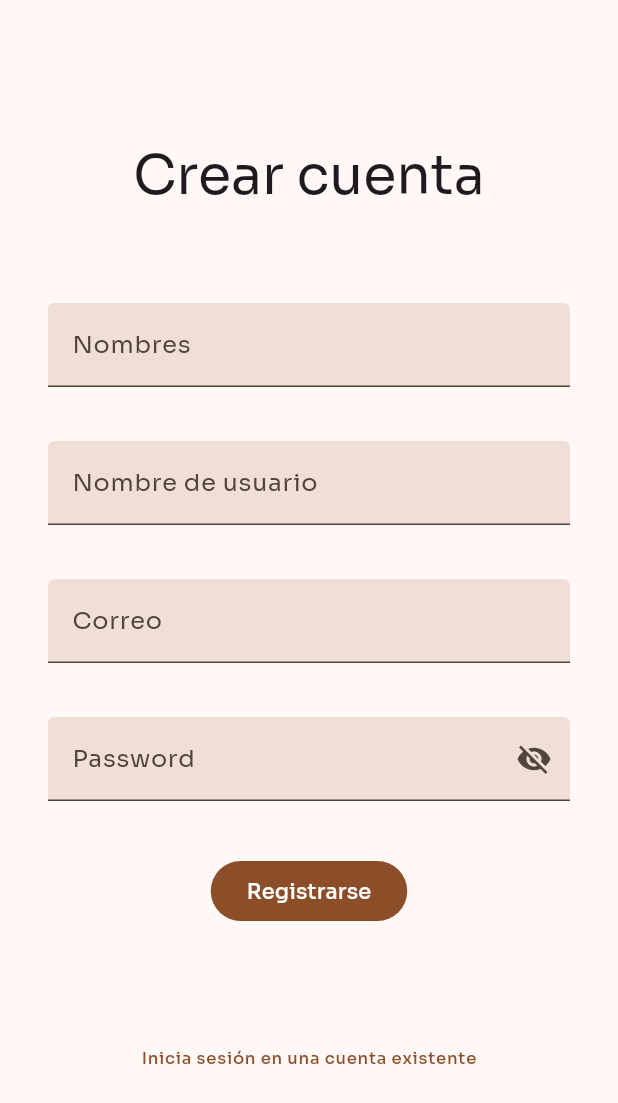
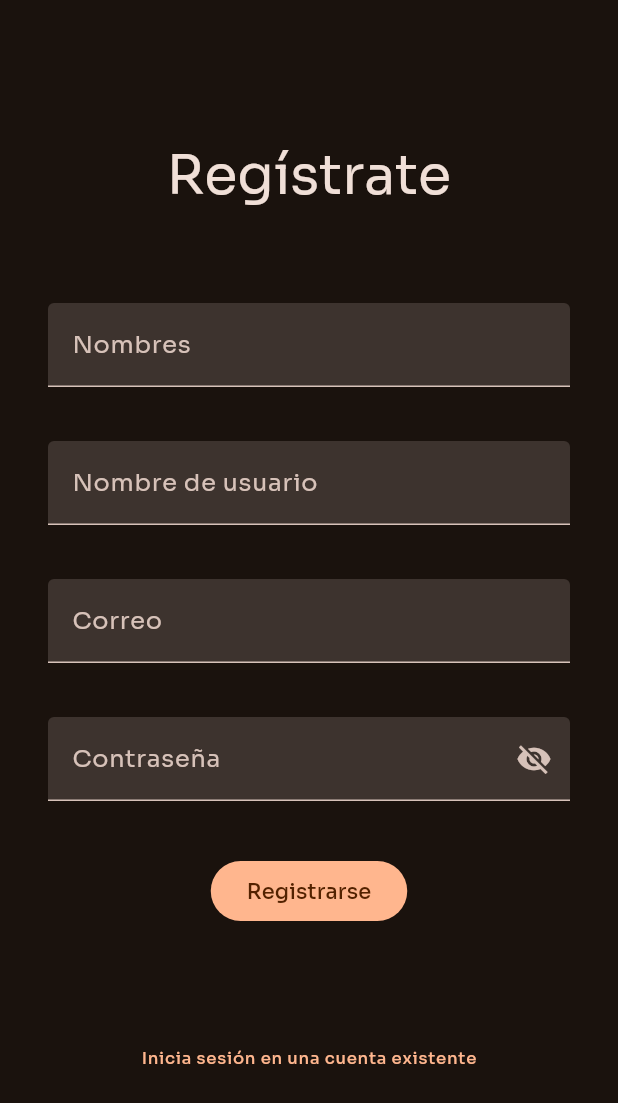
Before and after one commit to DevInvent-Grupo-1-App-Web/Collectioneer, a Flutter app: the screen it shows after launch, after a tap on "Crea una nueva cuenta.", on a phone screen of 412 x 824 dp. Shown: the top 1103 px of the screen. Run offline on Flutter 3.47's test engine with Material 3 defaults, Android fonts, the phone set to English and light mode, and no system bars; our stand-ins replace google_fonts, image_picker; network calls fail.

Commit message:
fix: various display and language fixes

```diff
--- a/lib/main.dart
+++ b/lib/main.dart
@@ -14,7 +14,8 @@ class MainApp extends StatelessWidget {
   Widget build(BuildContext context) {
     final ColorScheme colorScheme = ColorScheme.fromSeed(
       seedColor: const Color(0xFF8C4E28),
-      brightness: MediaQuery.of(context).platformBrightness,
+      //brightness: MediaQuery.of(context).platformBrightness,
+      brightness: Brightness.dark,
     );
 
     return MaterialApp(
--- a/lib/services/account_service.dart
+++ b/lib/services/account_service.dart
@@ -64,7 +64,7 @@ class AccountService extends BaseService {
     final token = body['token'];
 
     UserPreferences().setUserToken(token);
-    UserPreferences().setUserId(body['userId']);
+    UserPreferences().setUserId(body['user']['id']);
   }
 
   Future<void> forgotPassword(String email) async {
--- a/lib/ui/screens/common/community_feed_list.dart
+++ b/lib/ui/screens/common/community_feed_list.dart
@@ -15,10 +15,13 @@ class _CommunityFeedListState extends State<CommunityFeedList> {
   @override
   Widget build(BuildContext context) {
     return widget.feedItems.isEmpty
-        ? const Center(
+        ? Center(
             child: Text(
               "Categoría vacía\nPrueba añadir algo para verlo aquí",
               textAlign: TextAlign.center,
+              style: Theme.of(context).textTheme.bodyLarge!.copyWith(
+                    color: Theme.of(context).colorScheme.onSurface,
+              ),
             ),
           )
         : ListView.separated(
--- a/lib/ui/screens/communities_list_screen.dart
+++ b/lib/ui/screens/communities_list_screen.dart
@@ -103,6 +103,9 @@ Widget build(BuildContext context) {
       Padding(
         padding: const EdgeInsets.all(20.0),
         child: TextField(
+          style: Theme.of(context).textTheme.bodyLarge!.copyWith(
+            color: Theme.of(context).colorScheme.onSurface,
+          ),
           controller: _searchController,
           decoration: const InputDecoration(
             labelText: 'Search',
@@ -129,9 +132,11 @@ Widget build(BuildContext context) {
                             onPressed: _isUserInCommunity(_filteredCommunities[index].id.toString())
                                 ? () {
                                   UserPreferences().setLatestActiveCommunity(_filteredCommunities[index].id);
+                                  Navigator.pushNamed(context, '/home');
                                 }
                                 : () {
                                     _joinCommunity(_filteredCommunities[index].id.toString());
+                                    Navigator.pushNamed(context, '/home');
                                   },
                             child: const Text('Join'),
                           ),
--- a/lib/ui/screens/startup/login_screen.dart
+++ b/lib/ui/screens/startup/login_screen.dart
@@ -44,17 +44,25 @@ class _LoginScreenState extends State<LoginScreen> {
           children: [
             Text(
               'Iniciar sesión',
-              style: Theme.of(context).textTheme.displaySmall,
+              style: Theme.of(context).textTheme.displaySmall!.copyWith(
+                    color: Theme.of(context).colorScheme.onSurface,
+              ),
             ),
             Column(
               children: [
                 TextFormField(
+                  style: Theme.of(context).textTheme.bodyLarge!.copyWith(
+                    color: Theme.of(context).colorScheme.onSurface,
+                  ),
                   controller: _usernameController,
                   decoration: const InputDecoration(
                       labelText: 'Nombre de usuario', filled: true),
                 ),
                 const SizedBox(height: 36.0),
                 TextFormField(
+                  style: Theme.of(context).textTheme.bodyLarge!.copyWith(
+                    color: Theme.of(context).colorScheme.onSurface,
+                  ),
                   controller: _passwordController,
                   obscureText: !isPasswordVisible, // Use isPasswordVisible here
                   decoration: InputDecoration(
--- a/lib/ui/screens/startup/register_screen.dart
+++ b/lib/ui/screens/startup/register_screen.dart
@@ -48,34 +48,48 @@ class _RegisterScreenState extends State<RegisterScreen> {
           mainAxisAlignment: MainAxisAlignment.spaceEvenly,
           children: [
             Text(
-              'Crear cuenta',
-              style: Theme.of(context).textTheme.displaySmall,
+              'Regístrate',
+              style: Theme.of(context).textTheme.displaySmall!.copyWith(
+                    color: Theme.of(context).colorScheme.onSurface,
+                  ),
             ),
             Column(
               children: [
                 TextFormField(
+                  style: Theme.of(context).textTheme.bodyLarge!.copyWith(
+                    color: Theme.of(context).colorScheme.onSurface,
+                  ),
                   controller: _nameController,
                   decoration:
                       const InputDecoration(labelText: 'Nombres', filled: true),
                 ),
                 const SizedBox(height: 36.0),
                 TextFormField(
+                  style: Theme.of(context).textTheme.bodyLarge!.copyWith(
+                    color: Theme.of(context).colorScheme.onSurface,
+                  ),
                   controller: _usernameController,
                   decoration: const InputDecoration(
                       labelText: 'Nombre de usuario', filled: true),
                 ),
                 const SizedBox(height: 36.0),
                 TextFormField(
+                  style: Theme.of(context).textTheme.bodyLarge!.copyWith(
+                    color: Theme.of(context).colorScheme.onSurface,
+                  ),
                   controller: _emailController,
                   decoration:
                       const InputDecoration(labelText: 'Correo', filled: true),
                 ),
                 const SizedBox(height: 36.0),
                 TextFormField(
+                  style: Theme.of(context).textTheme.bodyLarge!.copyWith(
+                    color: Theme.of(context).colorScheme.onSurface,
+                  ),
                   controller: _passwordController,
                   obscureText: !isPasswordVisible, // Use isPasswordVisible here
                   decoration: InputDecoration(
-                    labelText: 'Password',
+                    labelText: 'Contraseña',
                     filled: true,
                     suffixIcon: IconButton(
                       icon: Icon(isPasswordVisible
--- a/lib/user_preferences.dart
+++ b/lib/user_preferences.dart
@@ -59,7 +59,7 @@ class UserPreferences {
   }
 
   int getUserId() {
-    return _userId!;
+    return _userId?? 0;
   }
 
   void setUserId(int userId) {
```
Also changed, not shown: lib/ui/screens/account/profile_screen.dart (+9 -3 lines), lib/ui/screens/common/post_tile.dart (+4 -5 lines), lib/ui/screens/community/community_feed_screen.dart (+8 -8 lines), lib/ui/screens/community/create_collectible_screen.dart (+9 -0 lines), lib/ui/screens/community/create_community_screen.dart (+14 -3 lines), lib/ui/screens/community/view_collectible_screen.dart (+27 -24 lines).
